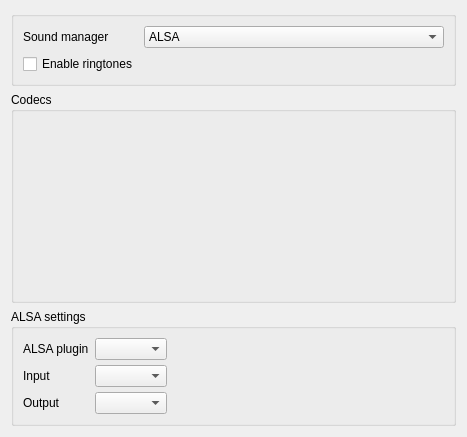
Qt form src/conf/dlgaudiobase.ui (KDE/ring-kde) before a commit.
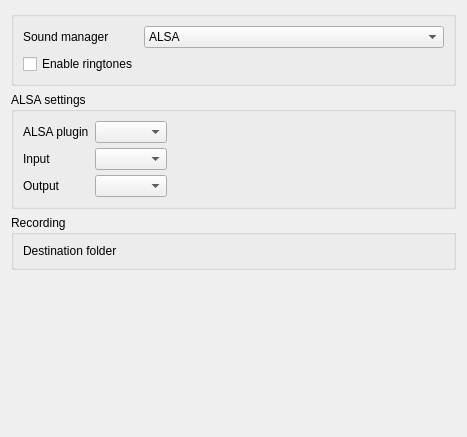
The same form after that commit. Custom widgets are drawn as their Qt base class.

What changed in the file:
```diff
--- a/src/conf/dlgaudiobase.ui
+++ b/src/conf/dlgaudiobase.ui
@@ -67,39 +67,6 @@
      </layout>
     </widget>
    </item>
-   <item>
-    <widget class="QGroupBox" name="groupBox2_codecs">
-     <property name="sizePolicy">
-      <sizepolicy hsizetype="Preferred" vsizetype="Expanding">
-       <horstretch>0</horstretch>
-       <verstretch>0</verstretch>
-      </sizepolicy>
-     </property>
-     <property name="title">
-      <string>Codecs</string>
-     </property>
-     <layout class="QHBoxLayout" name="horizontalLayout">
-      <property name="spacing">
-       <number>-1</number>
-      </property>
-      <property name="leftMargin">
-       <number>5</number>
-      </property>
-      <property name="topMargin">
-       <number>2</number>
-      </property>
-      <property name="rightMargin">
-       <number>5</number>
-      </property>
-      <property name="bottomMargin">
-       <number>2</number>
-      </property>
-      <item>
-       <widget class="SortableCodecListWidget" name="sortableCodecList" native="true"/>
-      </item>
-     </layout>
-    </widget>
-   </item>
    <item>
     <widget class="QStackedWidget" name="stackedWidget_interfaceSpecificSettings">
      <property name="sizePolicy">
@@ -218,24 +185,66 @@
      </widget>
     </widget>
    </item>
+   <item>
+    <widget class="QGroupBox" name="groupBox1_recordGeneral">
+     <property name="sizePolicy">
+      <sizepolicy hsizetype="Preferred" vsizetype="Fixed">
+       <horstretch>0</horstretch>
+       <verstretch>0</verstretch>
+      </sizepolicy>
+     </property>
+     <property name="title">
+      <string>Recording</string>
+     </property>
+     <layout class="QHBoxLayout" name="horizontalLayout">
+      <item>
+       <widget class="QLabel" name="label_destinationFolderd">
+        <property name="text">
+         <string>Destination folder</string>
+        </property>
+        <property name="buddy">
+         <cstring>KUrlRequester_destinationFolder</cstring>
+        </property>
+       </widget>
+      </item>
+      <item>
+       <widget class="KUrlRequester" name="KUrlRequester_destinationFolder">
+        <property name="sizePolicy">
+         <sizepolicy hsizetype="Preferred" vsizetype="Preferred">
+          <horstretch>0</horstretch>
+          <verstretch>0</verstretch>
+         </sizepolicy>
+        </property>
+       </widget>
+      </item>
+     </layout>
+    </widget>
+   </item>
+   <item>
+    <spacer name="verticalSpacer">
+     <property name="orientation">
+      <enum>Qt::Vertical</enum>
+     </property>
+     <property name="sizeHint" stdset="0">
+      <size>
+       <width>20</width>
+       <height>40</height>
+      </size>
+     </property>
+    </spacer>
+   </item>
   </layout>
  </widget>
  <customwidgets>
-  <customwidget>
-   <class>KComboBox</class>
-   <extends>QComboBox</extends>
-   <header>kcombobox.h</header>
-  </customwidget>
   <customwidget>
    <class>KUrlRequester</class>
    <extends>QFrame</extends>
    <header>kurlrequester.h</header>
   </customwidget>
   <customwidget>
-   <class>SortableCodecListWidget</class>
-   <extends>QWidget</extends>
-   <header>SortableCodecListWidget.h</header>
-   <container>1</container>
+   <class>KComboBox</class>
+   <extends>QComboBox</extends>
+   <header>kcombobox.h</header>
   </customwidget>
  </customwidgets>
  <resources/>
```
